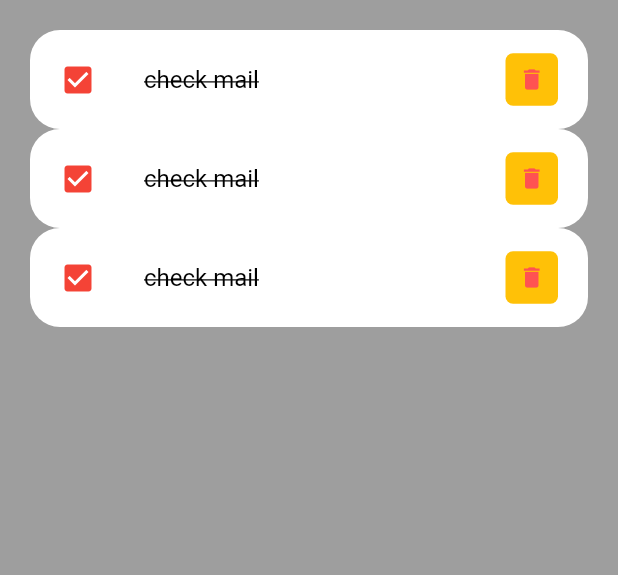
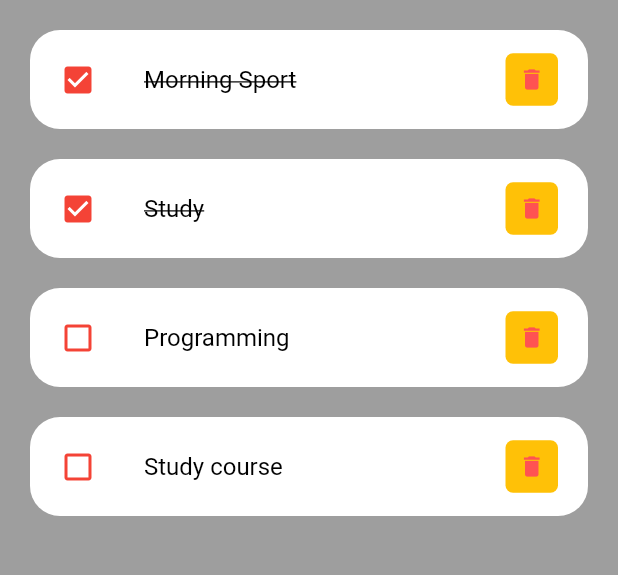
Before and after one commit to SaraAlqahtani8/Flutter_ToDoApp, a Flutter app: the screen it shows after launch, on a phone screen of 412 x 824 dp, the part 276-851 px from its top. Run offline on Flutter 3.47's test engine with Material 2 defaults, Android fonts, the phone set to English and light mode, and no system bars.

```diff
--- a/flutter_todoapp/lib/Screens/home.dart
+++ b/flutter_todoapp/lib/Screens/home.dart
@@ -5,9 +5,10 @@ import 'package:flutter/cupertino.dart';
 import 'package:flutter/material.dart';
 import 'package:flutter_todoapp/constant/color.dart';
 import 'package:flutter_todoapp/Widgets/toDo_item.dart';
-
+import 'package:flutter_todoapp/model/ToDo.dart';
 class Home extends StatelessWidget {
-  const Home({Key? key}) : super(key: key);
+   Home({Key? key}) : super(key: key);
+final todoList=ToDo.todoList();
 
   // This widget is the root of your application.
   @override
@@ -33,10 +34,10 @@ class Home extends StatelessWidget {
                       ),
                     ),
                   ),
-                  ToDoItem(),
-                  ToDoItem(),
-                  ToDoItem(),
-                  //sara
+                  for(ToDo toDo in todoList)
+                  ToDoItem(toDo: toDo,),
+
+
                 ],
               ),
             ),
--- a/flutter_todoapp/lib/Widgets/toDo_item.dart
+++ b/flutter_todoapp/lib/Widgets/toDo_item.dart
@@ -1,13 +1,17 @@
 // TODO Implement this library.
 
 import 'package:flutter/material.dart';
+import 'package:flutter_todoapp/model/ToDo.dart';
 
 class ToDoItem extends StatelessWidget {
-  const ToDoItem({Key? key}) : super(key: key);
+  final ToDo toDo;
+
+  const ToDoItem({Key? key, required this.toDo}) : super(key: key);
 
   @override
   Widget build(BuildContext context) {
     return Container(
+      margin: EdgeInsets.only(bottom: 20),
       child: ListTile(
         onTap: () {},
         shape: RoundedRectangleBorder(
@@ -15,12 +19,17 @@ class ToDoItem extends StatelessWidget {
         ),
         contentPadding: EdgeInsets.symmetric(horizontal: 20, vertical: 5),
         tileColor: Colors.white,
-        leading: Icon(Icons.check_box, color: Colors.red),
-        title: Text('check mail',
+        leading: Icon(
+          toDo.isDone
+              ? Icons.check_box
+              : Icons.check_box_outline_blank_outlined,
+          color: Colors.red,
+        ),
+        title: Text(toDo.toDoText!,
             style: TextStyle(
               fontSize: 16,
               color: Colors.black,
-              decoration: TextDecoration.lineThrough,
+              decoration: toDo.isDone ? TextDecoration.lineThrough : null,
             )),
         trailing: Container(
           padding: EdgeInsets.all(0),
--- /dev/null
+++ b/flutter_todoapp/lib/model/ToDo.dart
@@ -0,0 +1,30 @@
+// TODO Implement this library.\
+
+import 'package:flutter/material.dart';
+import 'package:flutter_todoapp/Screens/home.dart';
+
+class ToDo {
+  String? id;
+  String? toDoText;
+  bool isDone;
+
+  ToDo({
+    required this.id,
+    required this.toDoText,
+    this.isDone = false,
+  });
+
+//list
+
+  static List<ToDo> todoList() {
+    return [
+      ToDo(id: '01', toDoText: 'Morning Sport', isDone: true),
+      ToDo(id: '02', toDoText: 'Study', isDone: true),
+      ToDo(id: '03', toDoText: 'Programming', isDone: false),
+      ToDo(
+        id: '04',
+        toDoText: 'Study course',
+      ),
+    ];
+  }
+}
```
